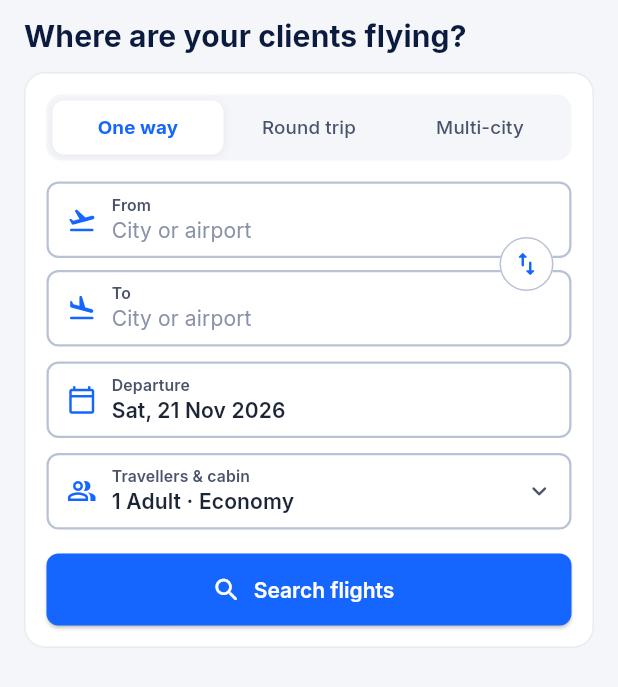
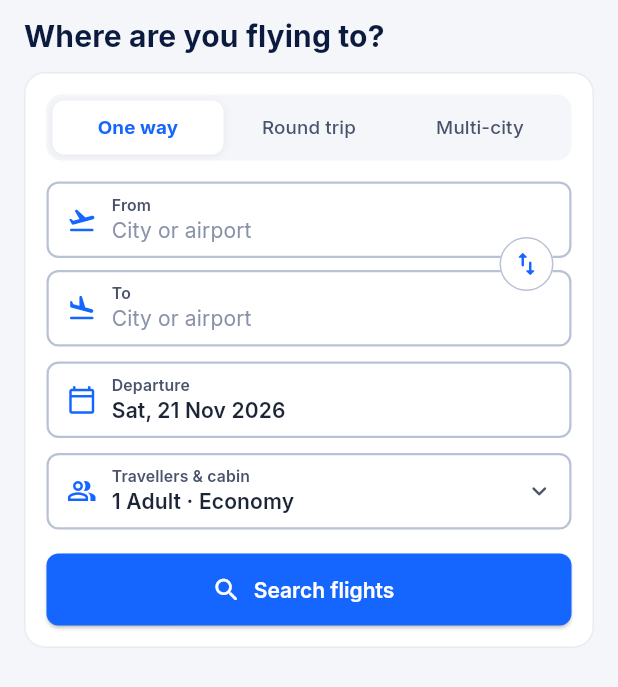
Before and after one commit to Allauun2/ATAB2C-, a Flutter app: the SearchScreen screen opened directly, on a phone screen of 412 x 824 dp. Shown: the top 687 px of the screen. Run offline on Flutter 3.47's test engine with Material 3 defaults, Android fonts, the phone set to English and light mode, and no system bars; our stand-ins replace date_picker_timeline, dotted_border, flutter_animate, font_awesome_flutter, get, google_fonts and 4 more; accounts and stored records are empty; network calls fail.

Commit message:
Customer copy and payment-failure UX from end-to-end testing
- Search headline for travellers, not agents; drop the agency broadcast banner
- My Trips fare breakdown shows what the customer paid (no net fare/agency markup)
- Payment and ticketing failures show in a dialog instead of a 3s snackbar
- Long validation hints wrap instead of truncating

Co-Authored-By: Claude Opus 5.5 <noreply@anthropic.com>

```diff
--- a/lib/app/localization/safarplus_strings.dart
+++ b/lib/app/localization/safarplus_strings.dart
@@ -50,6 +50,7 @@ class SafarPlusStrings {
         'An account with this email already exists. Sign in or reset your password.',
 
     // shell
+    'search.headline': 'Where are you flying to?',
     'nav.myBookings': 'My Trips',
     'nav.search': 'Book a flight',
 
@@ -134,6 +135,7 @@ class SafarPlusStrings {
     'register.exists':
         'Akoon leh iimaylkan horay ayuu u jiray. Soo gal ama dib u samee furaha.',
 
+    'search.headline': 'Xagee u socotaa?',
     'nav.myBookings': 'Safarradayda',
     'nav.search': 'Duulimaad qabso',
 
--- a/lib/presentation/auth/view/customer_register_screen.dart
+++ b/lib/presentation/auth/view/customer_register_screen.dart
@@ -88,6 +88,7 @@ class _CustomerRegisterScreenState extends State<CustomerRegisterScreen> {
         labelText: label,
         hintText: hint,
         prefixText: prefix,
+        errorMaxLines: 2,
         prefixIcon: Icon(icon, size: 20, color: AppColors.appColorTextDarkGray),
         suffixIcon: suffix,
       );
--- a/lib/presentation/home_bottom_nav/nav_tabs/search_view.dart
+++ b/lib/presentation/home_bottom_nav/nav_tabs/search_view.dart
@@ -455,7 +455,7 @@ class _SearchScreenState extends State<SearchScreen> {
         padding: const EdgeInsets.fromLTRB(16, 12, 16, 24),
         physics: const BouncingScrollPhysics(),
         children: [
-          BroadcastBanner(),
+          // No BroadcastBanner: broadcasts are ATA's messages to agencies.
           CommonText(
             text: 'search.headline'.tr,
             fontSize: 20.0,
--- a/lib/presentation/home_bottom_nav/views/payment_method.dart
+++ b/lib/presentation/home_bottom_nav/views/payment_method.dart
@@ -172,6 +172,7 @@ class _PaymentMethodScreenState extends State<PaymentMethodScreen> {
               labelText: 'payment.evcNumber'.tr,
               hintText: 'register.phoneHint'.tr,
               prefixText: '+252 ',
+              errorMaxLines: 2,
             ),
             validator: (v) => _evcPattern.hasMatch(v?.trim() ?? '')
                 ? null
```
Also changed, not shown: lib/presentation/booking_history/view/my_bookings_screen.dart (+6 -2 lines), lib/presentation/home_bottom_nav/controller/flight_booking_controller.dart (+10 -5 lines).
